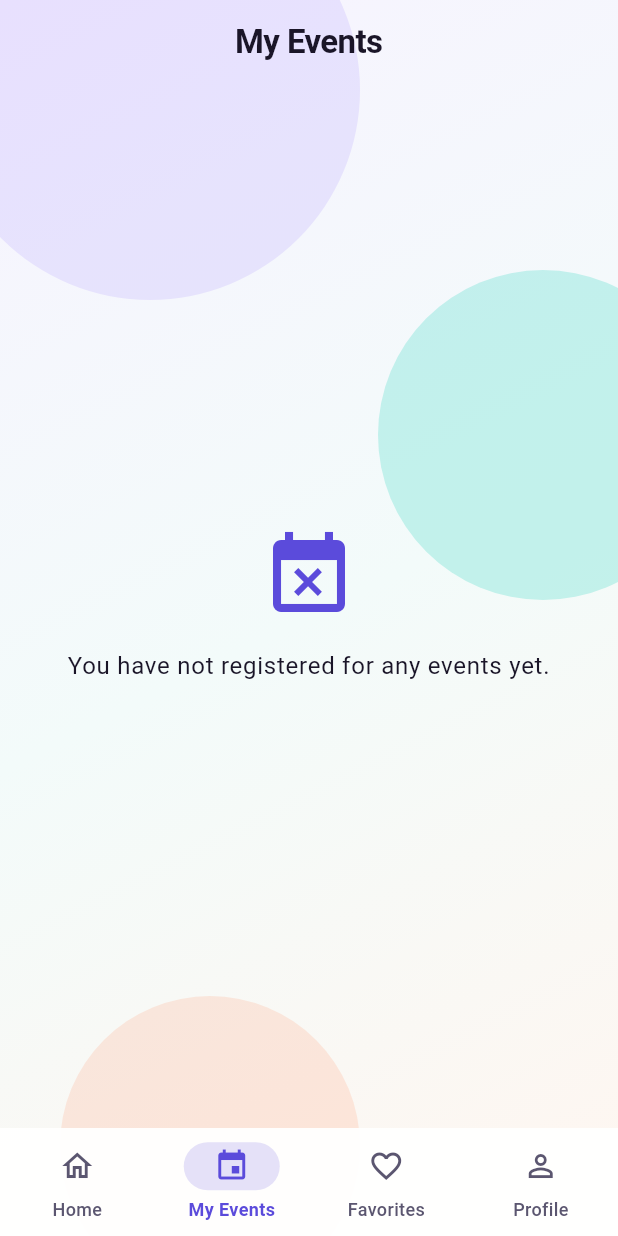
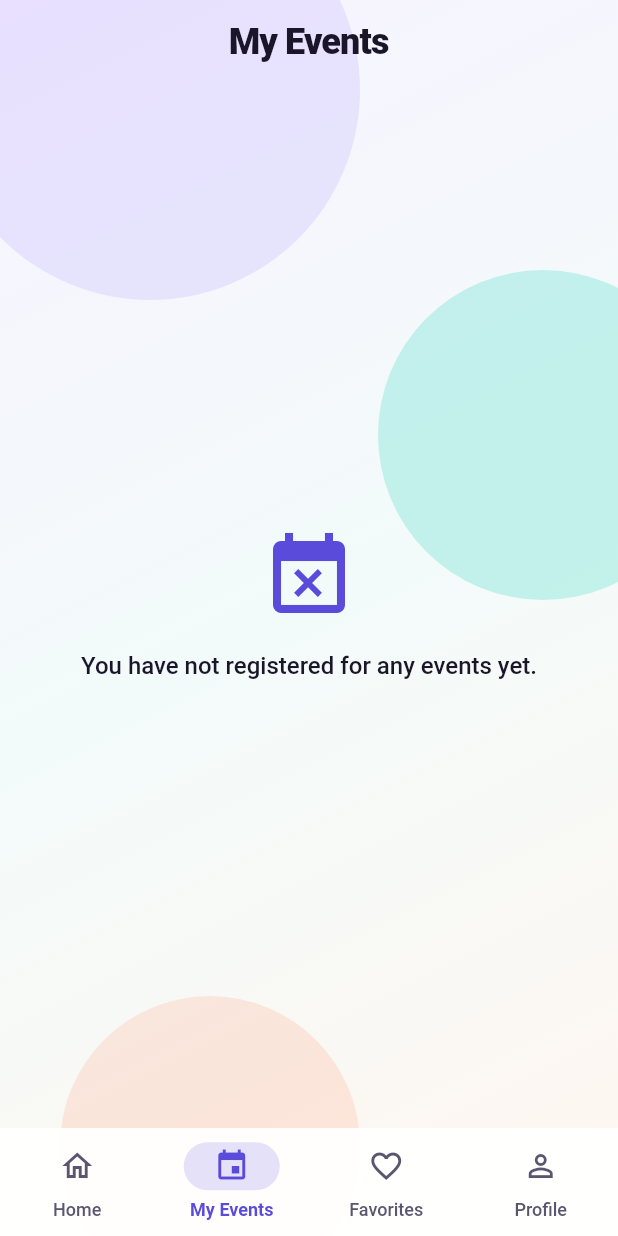
Before and after one commit to lulu-space/Campus-Event-Finder, a Flutter app: the screen it shows after launch, item 2 of the bottom bar chosen, on a phone screen of 412 x 824 dp. Run offline on Flutter 3.47's test engine with Material 3 defaults, Android fonts, the phone set to English and light mode, and no system bars; our stand-ins replace cached_network_image, google_fonts, shared_preferences; network calls fail; Roboto replaces fonts that are missing (Changa, Readex Pro).

Commit message:
Add Changa display type and Readex Pro body text.
Headers now use a heavier bilingual display face at a larger size so page titles, event names, and section labels stand apart from UI copy.

Co-authored-by: Layan Diab <lulu-space@users.noreply.github.com>

```diff
--- a/lib/screens/event_details_screen.dart
+++ b/lib/screens/event_details_screen.dart
@@ -178,9 +178,7 @@ class _EventDetailsScreenState extends State<EventDetailsScreen> {
                   const SizedBox(height: 12),
                   Text(
                     _event.name,
-                    style: Theme.of(context).textTheme.headlineSmall?.copyWith(
-                          fontWeight: FontWeight.bold,
-                        ),
+                    style: Theme.of(context).textTheme.headlineMedium,
                   ),
                   const SizedBox(height: 20),
                   _InfoRow(
@@ -266,7 +264,9 @@ class _InfoRow extends StatelessWidget {
           Icon(icon, size: 20, color: colorScheme.primary),
           const SizedBox(width: 10),
           Text('$label: ',
-              style: const TextStyle(fontWeight: FontWeight.w600)),
+              style: Theme.of(context).textTheme.titleMedium?.copyWith(
+                    fontSize: 15,
+                  )),
           Expanded(child: Text(value, overflow: TextOverflow.ellipsis)),
         ],
       ),
--- a/lib/screens/home_screen.dart
+++ b/lib/screens/home_screen.dart
@@ -95,7 +95,7 @@ class _HomeScreenState extends State<HomeScreen> {
                 children: [
                   Text(
                     t('app_title'),
-                    style: Theme.of(context).textTheme.headlineSmall,
+                    style: Theme.of(context).textTheme.headlineMedium,
                   ),
                   const SizedBox(height: 4),
                   Text(
--- a/lib/theme/app_theme.dart
+++ b/lib/theme/app_theme.dart
@@ -1,4 +1,7 @@
 import 'package:flutter/material.dart';
+import 'package:google_fonts/google_fonts.dart';
+
+import 'app_typography.dart';
 
 class AppTheme {
   AppTheme._();
@@ -93,11 +96,11 @@ class AppTheme {
         elevation: 0,
         scrolledUnderElevation: 0,
         centerTitle: false,
-        titleTextStyle: TextStyle(
-          color: scheme.onSurface,
-          fontSize: 22,
-          fontWeight: FontWeight.w700,
-          letterSpacing: -0.4,
+        titleTextStyle: AppTypography.display(
+          scheme,
+          size: 24,
+          weight: FontWeight.w800,
+          letterSpacing: -0.6,
         ),
       ),
       cardTheme: CardThemeData(
@@ -119,9 +122,10 @@ class AppTheme {
         indicatorColor: scheme.primary.withValues(alpha: isDark ? 0.22 : 0.16),
         labelTextStyle: WidgetStateProperty.resolveWith((states) {
           final selected = states.contains(WidgetState.selected);
-          return TextStyle(
-            fontSize: 12,
-            fontWeight: selected ? FontWeight.w700 : FontWeight.w500,
+          return AppTypography.body(
+            scheme,
+            size: 12,
+            weight: selected ? FontWeight.w700 : FontWeight.w500,
             color: selected ? scheme.primary : scheme.onSurfaceVariant,
           );
         }),
@@ -137,15 +141,16 @@ class AppTheme {
         backgroundColor: scheme.surfaceContainerHighest,
         selectedColor: scheme.primary,
         disabledColor: scheme.surfaceContainer,
-        labelStyle: TextStyle(
-          color: scheme.onSurface,
-          fontWeight: FontWeight.w600,
-          fontSize: 13,
+        labelStyle: AppTypography.body(
+          scheme,
+          size: 13,
+          weight: FontWeight.w600,
         ),
-        secondaryLabelStyle: TextStyle(
+        secondaryLabelStyle: AppTypography.body(
+          scheme,
+          size: 13,
+          weight: FontWeight.w700,
           color: scheme.onPrimary,
-          fontWeight: FontWeight.w700,
-          fontSize: 13,
         ),
         padding: const EdgeInsets.symmetric(horizontal: 10, vertical: 2),
         shape: StadiumBorder(
@@ -158,7 +163,10 @@ class AppTheme {
         fillColor: isDark
             ? scheme.surfaceContainerHigh.withValues(alpha: 0.9)
             : scheme.surfaceContainerLowest,
-        hintStyle: TextStyle(color: scheme.onSurfaceVariant),
+        hintStyle: AppTypography.body(
+          scheme,
+          color: scheme.onSurfaceVariant,
+        ),
         contentPadding:
             const EdgeInsets.symmetric(horizontal: 18, vertical: 14),
         border: OutlineInputBorder(
@@ -183,10 +191,12 @@ class AppTheme {
           elevation: 0,
           padding: const EdgeInsets.symmetric(horizontal: 22, vertical: 14),
           shape: const StadiumBorder(),
-          textStyle: const TextStyle(
-            fontWeight: FontWeight.w700,
-            fontSize: 16,
+          textStyle: AppTypography.body(
+            scheme,
+            size: 16,
+            weight: FontWeight.w700,
             letterSpacing: 0.2,
+            color: scheme.onPrimary,
           ),
         ),
       ),
@@ -196,50 +206,29 @@ class AppTheme {
           shape: const StadiumBorder(),
           side: BorderSide(color: scheme.outline),
           foregroundColor: scheme.primary,
-          textStyle: const TextStyle(fontWeight: FontWeight.w600, fontSize: 15),
+          textStyle: AppTypography.body(
+            scheme,
+            size: 15,
+            weight: FontWeight.w600,
+            color: scheme.primary,
+          ),
         ),
       ),
       snackBarTheme: SnackBarThemeData(
         behavior: SnackBarBehavior.floating,
         backgroundColor: scheme.inverseSurface,
-        contentTextStyle: TextStyle(color: scheme.onInverseSurface),
+        contentTextStyle: AppTypography.body(
+          scheme,
+          color: scheme.onInverseSurface,
+        ),
         shape: RoundedRectangleBorder(borderRadius: BorderRadius.circular(14)),
       ),
       dividerTheme: DividerThemeData(
         color: scheme.outlineVariant,
         space: 1,
       ),
-      textTheme: _textTheme(scheme),
-    );
-  }
-
-  static TextTheme _textTheme(ColorScheme scheme) {
-    final base = scheme.brightness == Brightness.dark
-        ? ThemeData.dark().textTheme
-        : ThemeData.light().textTheme;
-    return base.copyWith(
-      headlineSmall: base.headlineSmall?.copyWith(
-        fontWeight: FontWeight.w800,
-        letterSpacing: -0.6,
-        color: scheme.onSurface,
-      ),
-      titleLarge: base.titleLarge?.copyWith(
-        fontWeight: FontWeight.w700,
-        letterSpacing: -0.3,
-        color: scheme.onSurface,
-      ),
-      titleMedium: base.titleMedium?.copyWith(
-        fontWeight: FontWeight.w700,
-        color: scheme.onSurface,
-      ),
-      titleSmall: base.titleSmall?.copyWith(
-        fontWeight: FontWeight.w700,
-        letterSpacing: 0.4,
-        color: scheme.onSurfaceVariant,
-      ),
-      bodyLarge: base.bodyLarge?.copyWith(color: scheme.onSurface),
-      bodyMedium: base.bodyMedium?.copyWith(color: scheme.onSurface),
-      bodySmall: base.bodySmall?.copyWith(color: scheme.onSurfaceVariant),
+      textTheme: AppTypography.textTheme(scheme),
+      fontFamily: GoogleFonts.readexPro().fontFamily,
     );
   }
 }
--- /dev/null
+++ b/lib/theme/app_typography.dart
@@ -0,0 +1,83 @@
+import 'package:flutter/material.dart';
+import 'package:google_fonts/google_fonts.dart';
+
+/// Display: Changa (bold, Latin + Arabic).
+/// UI/body: Readex Pro (readable, Latin + Arabic).
+class AppTypography {
+  AppTypography._();
+
+  static TextStyle display(
+    ColorScheme scheme, {
+    double size = 34,
+    FontWeight weight = FontWeight.w800,
+    Color? color,
+    double letterSpacing = -1.0,
+    double height = 1.08,
+  }) {
+    return GoogleFonts.changa(
+      fontSize: size,
+      fontWeight: weight,
+      letterSpacing: letterSpacing,
+      height: height,
+      color: color ?? scheme.onSurface,
+    );
+  }
+
+  static TextStyle body(
+    ColorScheme scheme, {
+    double size = 15,
+    FontWeight weight = FontWeight.w400,
+    Color? color,
+    double letterSpacing = 0,
+    double height = 1.45,
+  }) {
+    return GoogleFonts.readexPro(
+      fontSize: size,
+      fontWeight: weight,
+      letterSpacing: letterSpacing,
+      height: height,
+      color: color ?? scheme.onSurface,
+    );
+  }
+
+  static TextTheme textTheme(ColorScheme scheme) {
+    final base = scheme.brightness == Brightness.dark
+        ? ThemeData.dark().textTheme
+        : ThemeData.light().textTheme;
+    final bodyTheme = GoogleFonts.readexProTextTheme(base);
+
+    return bodyTheme.copyWith(
+      displaySmall: display(scheme, size: 40, letterSpacing: -1.4),
+      headlineMedium: display(scheme, size: 34, letterSpacing: -1.2),
+      headlineSmall: display(scheme, size: 28, letterSpacing: -0.9),
+      titleLarge: display(scheme, size: 22, weight: FontWeight.w700, letterSpacing: -0.5),
+      titleMedium: display(scheme, size: 17, weight: FontWeight.w700, letterSpacing: -0.2, height: 1.2),
+      titleSmall: body(
+        scheme,
+        size: 12,
+        weight: FontWeight.w700,
+        color: scheme.primary,
+        letterSpacing: 1.8,
+        height: 1.2,
+      ),
+      bodyLarge: body(scheme, size: 16, weight: FontWeight.w500),
+      bodyMedium: body(scheme, size: 14.5, color: scheme.onSurface),
+      bodySmall: body(
+        scheme,
+        size: 12.5,
+        weight: FontWeight.w500,
+        color: scheme.onSurfaceVariant,
+        height: 1.35,
+      ),
+      labelLarge: body(scheme, size: 14, weight: FontWeight.w700, letterSpacing: 0.2),
+      labelMedium: body(scheme, size: 12, weight: FontWeight.w600),
+      labelSmall: body(
+        scheme,
+        size: 11,
+        weight: FontWeight.w700,
+        color: scheme.primary,
+        letterSpacing: 1.4,
+      ),
+    );
+  }
+}
--- a/lib/widgets/event_card.dart
+++ b/lib/widgets/event_card.dart
@@ -110,13 +110,15 @@ class _FeaturedCard extends StatelessWidget {
                           event.name,
                           maxLines: 2,
                           overflow: TextOverflow.ellipsis,
-                          style: const TextStyle(
-                            color: Colors.white,
-                            fontSize: 24,
-                            fontWeight: FontWeight.w800,
-                            height: 1.15,
-                            letterSpacing: -0.4,
-                          ),
+                          style: Theme.of(context).textTheme.headlineSmall?.copyWith(
+                                color: Colors.white,
+                                shadows: const [
+                                  Shadow(
+                                    color: Color(0x990B0B14),
+                                    blurRadius: 18,
+                                  ),
+                                ],
+                              ),
                         ),
                         const SizedBox(height: 8),
                         Text(
--- a/pubspec.yaml
+++ b/pubspec.yaml
@@ -15,6 +15,7 @@ dependencies:
   shared_preferences: ^2.2.3
   cached_network_image: ^3.3.1
   url_launcher: ^6.2.6
+  google_fonts: ^6.2.1
 
 dev_dependencies:
   flutter_test:
```
Also changed, not shown: pubspec.lock.
